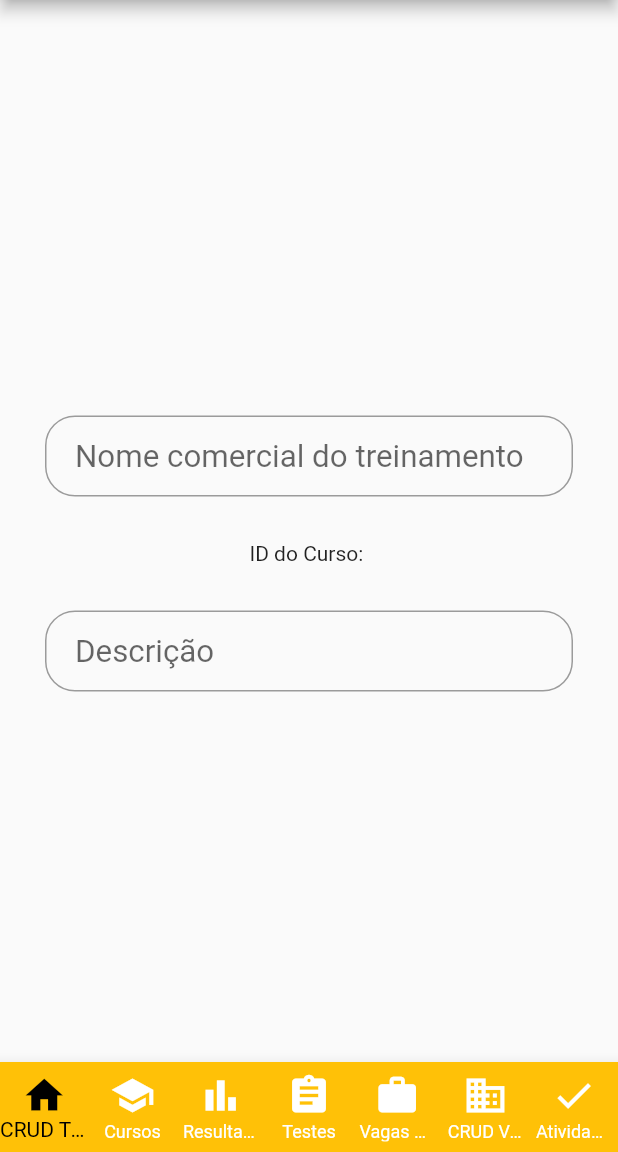
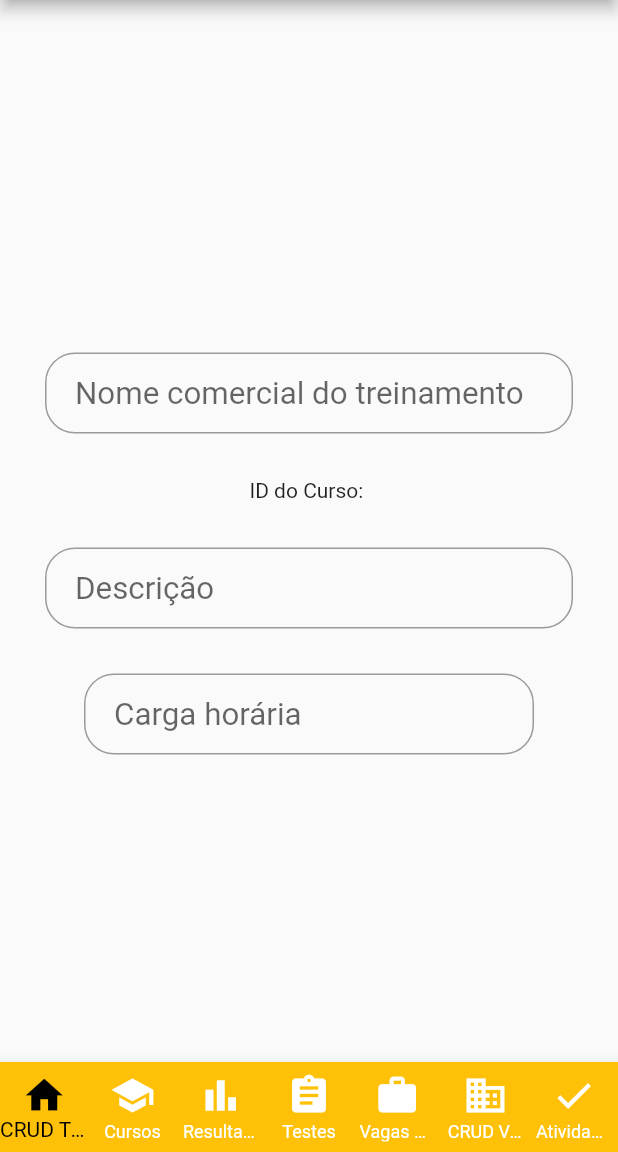
Before and after one commit to JoaoLuisBeato/PlataformaDeTreinamentos_Frontend, a Flutter app: the AdminPageCall screen opened directly, on a phone screen of 412 x 824 dp, the part 84-1236 px from its top. Run offline on Flutter 3.47's test engine with Material 2 defaults, Android fonts, the phone set to English and light mode, and no system bars; Roboto replaces fonts that are missing (Montserrat).

Commit message:
Criação do campo de carga de trabalho
+ Texto fixo na lateral direita

```diff
--- a/lib/admin_page.dart
+++ b/lib/admin_page.dart
@@ -1,4 +1,5 @@
 import 'package:flutter/material.dart';
+import 'package:flutter/services.dart';
 
 class AdminPageCall extends StatefulWidget {
   @override
@@ -84,15 +85,14 @@ class AdminPage extends State<AdminPageCall> {
 }
 
 class CrudTreinamentos extends StatelessWidget {
-
   TextStyle style = const TextStyle(fontFamily: 'Montserrat', fontSize: 20.9);
 
   String nomeComercial = '';
   String descricao = '';
+  String carga_horaria = '';
 
   @override
   Widget build(BuildContext context) {
-
     final comercialNameField = SizedBox(
       width: 600,
       child: TextField(
@@ -127,6 +127,28 @@ class CrudTreinamentos extends StatelessWidget {
       ),
     );
 
+    final workloadField = SizedBox(
+      width: 300,
+      child: TextField(
+        onChanged: (text) {
+          carga_horaria = '${text} Horas';
+        },
+        keyboardType: TextInputType.number,
+        inputFormatters: <TextInputFormatter>[
+          FilteringTextInputFormatter.digitsOnly
+        ],
+        obscureText: false,
+        style: style,
+        decoration: InputDecoration(
+          contentPadding: const EdgeInsets.fromLTRB(20, 15, 20, 15),
+          hintText: "Carga horária",
+          border: OutlineInputBorder(borderRadius: BorderRadius.circular(20)),
+          suffixText: ' Horas',
+          suffixStyle: style
+        ),
+      ),
+    );
+
     return SingleChildScrollView(
       child: Center(
         child: Container(
@@ -137,7 +159,8 @@ class CrudTreinamentos extends StatelessWidget {
               const SizedBox(height: 30.0),
               const Text(
                   "ID do Curso: "), //<-- colocar um randomizador no backend e fazer o call nele para printar
-              const SizedBox(height: 30.0), descriptionField
+              const SizedBox(height: 30.0), descriptionField,
+              const SizedBox(height: 30.0), workloadField
             ],
           ),
         ),
```
Also changed, not shown: 2 other files.
